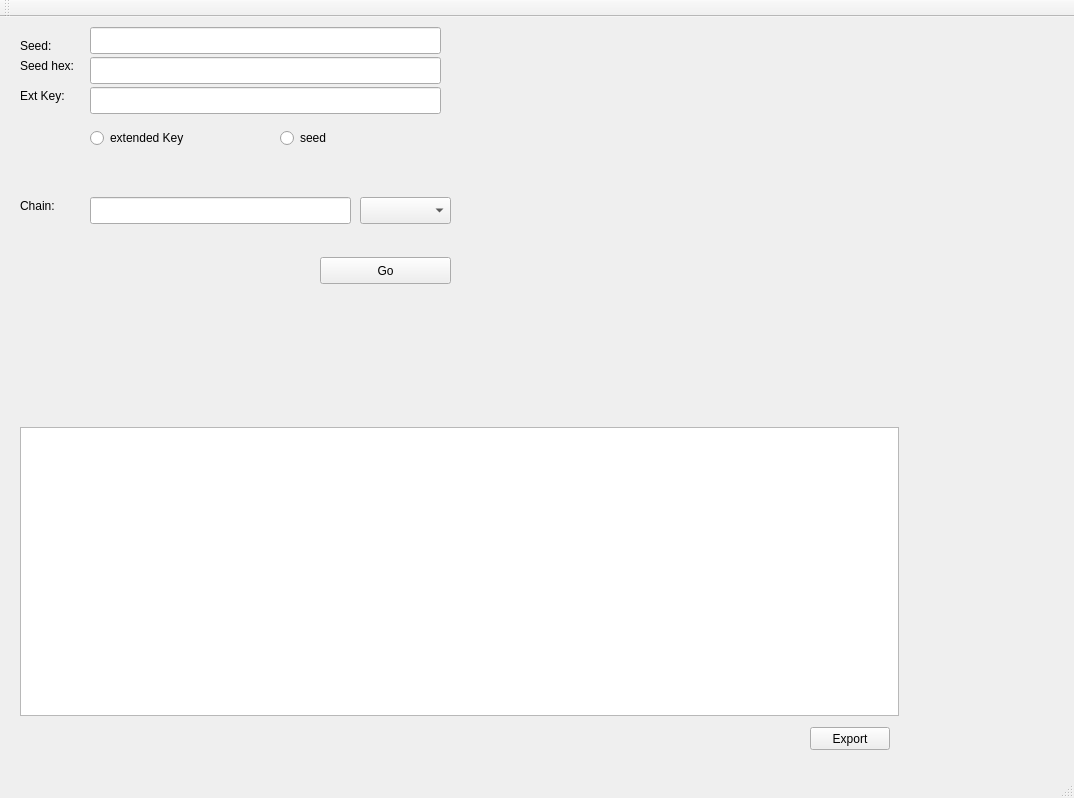
Old version of the form keytree-qt/mainwindow.ui in the repository stequald/KeyTree-qt.
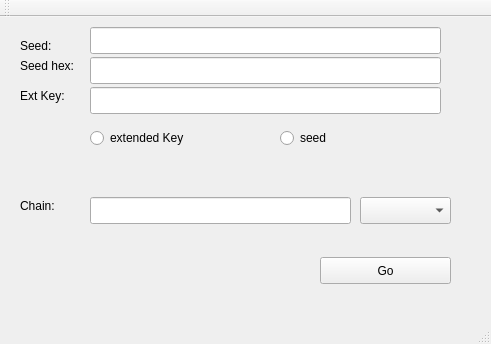
New version of the form.

The edit to the form file:
```diff
--- a/keytree-qt/mainwindow.ui
+++ b/keytree-qt/mainwindow.ui
@@ -6,8 +6,8 @@
    <rect>
     <x>0</x>
     <y>0</y>
-    <width>1074</width>
-    <height>798</height>
+    <width>491</width>
+    <height>344</height>
    </rect>
   </property>
   <property name="windowTitle">
@@ -167,51 +167,6 @@
      <string>extended Key</string>
     </property>
    </widget>
-   <widget class="QWidget" name="verticalLayoutWidget">
-    <property name="geometry">
-     <rect>
-      <x>10</x>
-      <y>390</y>
-      <width>881</width>
-      <height>331</height>
-     </rect>
-    </property>
-    <layout class="QVBoxLayout" name="verticalLayout"/>
-   </widget>
-   <widget class="QTextEdit" name="resultsTextEdit">
-    <property name="geometry">
-     <rect>
-      <x>20</x>
-      <y>410</y>
-      <width>879</width>
-      <height>289</height>
-     </rect>
-    </property>
-   </widget>
-   <widget class="QPushButton" name="exportButton">
-    <property name="geometry">
-     <rect>
-      <x>810</x>
-      <y>710</y>
-      <width>80</width>
-      <height>23</height>
-     </rect>
-    </property>
-    <property name="text">
-     <string>Export</string>
-    </property>
-   </widget>
-   <widget class="QWidget" name="formLayoutWidget">
-    <property name="geometry">
-     <rect>
-      <x>460</x>
-      <y>10</y>
-      <width>441</width>
-      <height>371</height>
-     </rect>
-    </property>
-    <layout class="QFormLayout" name="formLayout"/>
-   </widget>
   </widget>
   <widget class="QMenuBar" name="menuBar">
    <property name="geometry">
```
Left out of the diff: 2 changed lines with no effect on the pictures.
